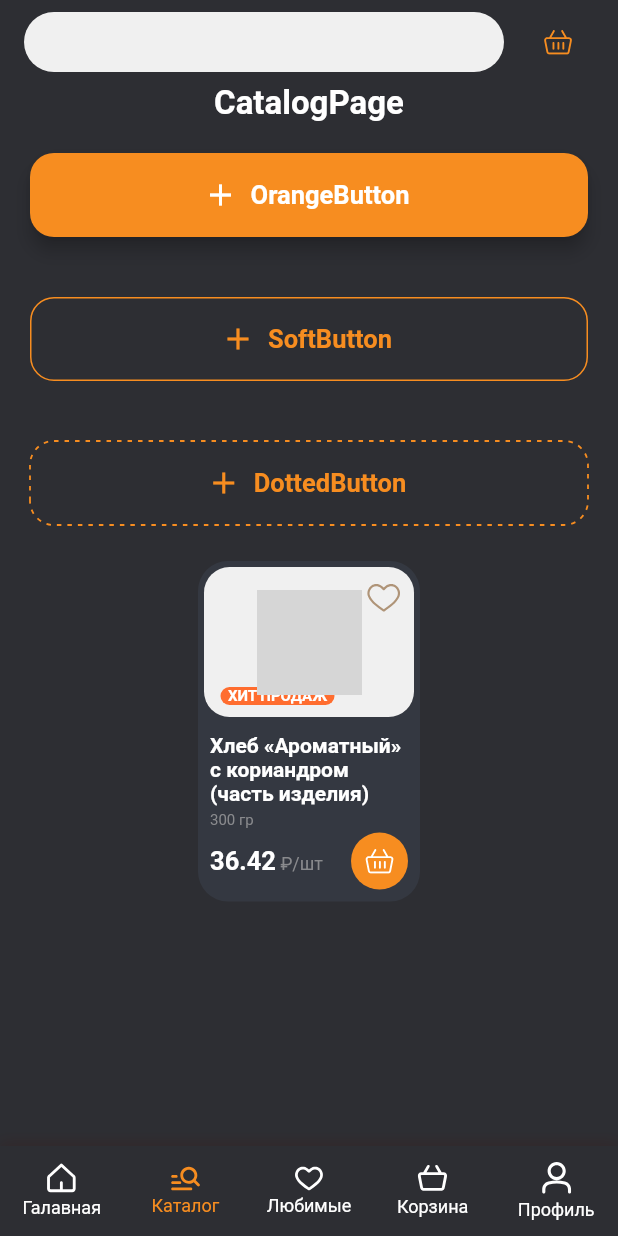
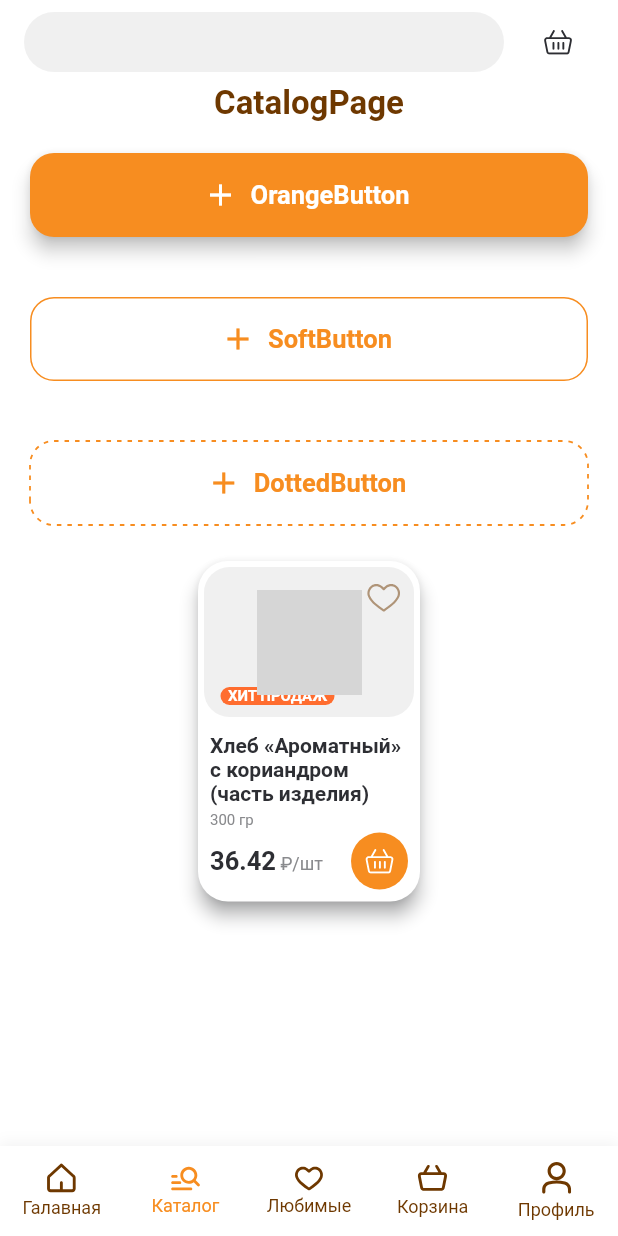
Before and after one commit to ArrGagiev/bread, a Flutter app: the screen it shows after launch, item 2 of the bottom bar chosen, on a phone screen of 412 x 824 dp. Run offline on Flutter 3.47's test engine with Material 3 defaults, Android fonts, the phone set to English and light mode, and no system bars; drawn by our look-alikes of dotted_border, persistent_bottom_nav_bar_v2; our stand-ins replace badges, flutter_svg; Roboto replaces fonts that are missing (IBMPlexSerif); statements that could not run were skipped; project files that could hold a hidden picture were left out; grey boxes are pictures that could not be loaded.

Commit message:
разбил виджет карточки на виджеты для удобства доступа к параметрам

```diff
--- a/lib/core/themes/dark_theme.dart
+++ b/lib/core/themes/dark_theme.dart
@@ -5,6 +5,7 @@ import 'package:flutter/material.dart';
 
 final ThemeData darkTheme = ThemeData(
   useMaterial3: false,
+  primarySwatch: Colors.orange,
   appBarTheme: const AppBarTheme(
     // backgroundColor аппбара
     backgroundColor: AppColors.black,
@@ -15,14 +16,14 @@ final ThemeData darkTheme = ThemeData(
     color: AppColors.black,
     shadowColor: AppColors.darkBottomShadow.withOpacity(0.5),
   ),
-  //! ----------------------------------------
+  //! ---------------------------------------- extensions
   extensions: const <ThemeExtension<dynamic>>[
     AppThemeColors(
       activeIconColor: AppColors.orange,
       inactiveIconColor: AppColors.white,
     ),
   ],
-  //! ----------------------------------------
+  //! ---------------------------------------------------
   // backgroundColor страницы
   scaffoldBackgroundColor: AppColors.black,
   // тема product_card
--- a/lib/core/themes/light_theme.dart
+++ b/lib/core/themes/light_theme.dart
@@ -5,6 +5,7 @@ import 'package:flutter/material.dart';
 
 final ThemeData lightTheme = ThemeData(
   useMaterial3: false,
+  primarySwatch: Colors.orange,
   appBarTheme: const AppBarTheme(
     // backgroundColor аппбара
     backgroundColor: AppColors.white,
@@ -15,14 +16,14 @@ final ThemeData lightTheme = ThemeData(
     color: AppColors.white,
     shadowColor: AppColors.gray.withOpacity(0.1),
   ),
-  //! ----------------------------------------
+  //! ---------------------------------------- extensions
   extensions: const <ThemeExtension<dynamic>>[
     AppThemeColors(
       activeIconColor: AppColors.orange,
       inactiveIconColor: AppColors.brown,
     ),
   ],
-  //! ----------------------------------------
+  //! ---------------------------------------------------
   //backgroundColor страницы
   scaffoldBackgroundColor: AppColors.white,
   // тема product_card
--- a/lib/core/widgets/cards/product_card/product_card.dart
+++ b/lib/core/widgets/cards/product_card/product_card.dart
@@ -1,9 +1,6 @@
-import 'package:bread/core/widgets/cards/product_card/widgets/card_buttons/favourite_button.dart';
-import 'package:bread/core/widgets/cards/product_card/widgets/area/quantity_selection_area.dart';
-import 'package:bread/core/widgets/cards/product_card/widgets/area/price_addbasket_area.dart';
-import 'package:bread/core/widgets/cards/product_card/widgets/area/no_product_area.dart';
-import 'package:bread/core/constants/app_typography.dart';
-import 'package:bread/core/constants/app_colors.dart';
+import 'package:bread/core/widgets/cards/product_card/widgets/card_basic/card_state_area.dart';
+import 'package:bread/core/widgets/cards/product_card/widgets/card_basic/card_image.dart';
+import 'widgets/card_basic/card_description.dart';
 import 'package:flutter/material.dart';
 
 class ProductCard extends StatelessWidget {
@@ -28,94 +25,13 @@ class ProductCard extends StatelessWidget {
             crossAxisAlignment: CrossAxisAlignment.start,
             children: [
               //--------------------------------------------------------------------- image
-              Container(
-                height: 100,
-                margin: const EdgeInsets.all(4),
-                decoration: BoxDecoration(
-                  color: AppColors.lightGray,
-                  borderRadius: BorderRadius.circular(17),
-                ),
-                child: Stack(
-                  fit: StackFit.expand,
-                  alignment: Alignment.center,
-                  children: [
-                    Center(
-                      child: Image.asset(image, height: 70), //todo: image <---
-                    ),
-                    const Positioned(
-                      top: 8,
-                      right: 8,
-                      child: FavouriteButton(), //todo: favourite button <---
-                    ),
-                    Visibility(
-                      visible: isHitOfSales, //todo: hit of sales visible <---
-                      child: Positioned(
-                        bottom: 8,
-                        left: 11,
-                        child: Container(
-                          width: 76,
-                          height: 12,
-                          decoration: const BoxDecoration(
-                            borderRadius: BorderRadius.all(Radius.circular(12)),
-                            color: AppColors.deepOrange,
-                          ),
-                          child: Center(
-                            child: Text(
-                              'ХИТ ПРОДАЖ',
-                              style: AppTypography.bodyXSmall.copyWith(
-                                color: AppColors.white,
-                                fontWeight: FontWeight.bold,
-                              ),
-                            ),
-                          ),
-                        ),
-                      ),
-                    )
-                  ],
-                ),
-              ),
+              ProductCardImage(image: image, isHitOfSales: isHitOfSales),
+              const SizedBox(height: 7),
               //--------------------------------------------------------------------- description
-              const SizedBox(height: 7),
-              Container(
-                margin: const EdgeInsets.symmetric(horizontal: 8),
-                child: Text(
-                  description, //todo: description <---
-                  maxLines: 3,
-                  overflow: TextOverflow.ellipsis,
-                  style: Theme.of(context).textTheme.headlineMedium,
-                ),
-              ),
-              const SizedBox(height: 4),
-              Container(
-                margin: const EdgeInsets.symmetric(horizontal: 8),
-                child: Text(
-                  weight, //todo: weight(вес) <---
-                  maxLines: 1,
-                  overflow: TextOverflow.ellipsis,
-                  style: AppTypography.bodyXSmall.copyWith(color: AppColors.gray),
-                ),
-              ),
+              ProductCardDescription(description: description, weight: weight),
               const Spacer(),
               //--------------------------------------------------------------------- area
-              Container(
-                margin: const EdgeInsets.symmetric(horizontal: 8),
-                child: const Stack(
-                  children: [
-                    Visibility(
-                      visible: true,
-                      child: PriceAddBasketArea(price: '36.42', text: '₽/шт'), //! price <---
-                    ),
-                    Visibility(
-                      visible: false,
-                      child: NoProductArea(), //! no product info <---
-                    ),
-                    Visibility(
-                      visible: false,
-                      child: QuantitySelectionArea(), //! selection button <---
-                    ),
-                  ],
-                ),
-              ),
+              const ProductCardStateArea(),
               const SizedBox(height: 8),
             ],
           ),
--- /dev/null
+++ b/lib/core/widgets/cards/product_card/widgets/card_area/hit_of_sales_area.dart
@@ -0,0 +1,32 @@
+import 'package:bread/core/constants/app_typography.dart';
+import 'package:bread/core/constants/app_colors.dart';
+import 'package:flutter/material.dart';
+
+class HitOfSalesArea extends StatelessWidget {
+  const HitOfSalesArea({super.key, required this.visible});
+  final bool visible;
+
+  @override
+  Widget build(BuildContext context) {
+    return Visibility(
+      visible: visible, //todo: hit of sales visible <---
+      child: Container(
+        width: 76,
+        height: 12,
+        decoration: const BoxDecoration(
+          borderRadius: BorderRadius.all(Radius.circular(12)),
+          color: AppColors.deepOrange,
+        ),
+        child: Center(
+          child: Text(
+            'ХИТ ПРОДАЖ',
+            style: AppTypography.bodyXSmall.copyWith(
+              color: AppColors.white,
+              fontWeight: FontWeight.bold,
+            ),
+          ),
+        ),
+      ),
+    );
+  }
+}
--- a/lib/core/widgets/cards/product_card/widgets/area/price_addbasket_area.dart
+++ b/lib/core/widgets/cards/product_card/widgets/card_area/price_addbasket_area.dart
@@ -1,6 +1,6 @@
+import 'package:bread/core/widgets/cards/product_card/widgets/card_buttons/addbasket_button.dart';
+import 'package:bread/core/constants/app_typography.dart';
 import 'package:bread/core/constants/app_colors.dart';
-import 'package:bread/core/constants/app_typography.dart';
-import 'package:bread/core/widgets/cards/product_card/widgets/card_buttons/addbasket_button.dart';
 import 'package:flutter/material.dart';
 
 class PriceAddBasketArea extends StatelessWidget {
--- a/lib/core/widgets/cards/product_card/widgets/area/quantity_selection_area.dart
+++ b/lib/core/widgets/cards/product_card/widgets/card_area/quantity_selection_area.dart
@@ -1,8 +1,9 @@
+import 'package:bread/core/widgets/cards/product_card/widgets/card_buttons/selection_icon_button.dart';
+import 'package:bread/core/constants/app_typography.dart';
 import 'package:bread/core/constants/app_colors.dart';
-import 'package:bread/core/constants/app_typography.dart';
-import 'package:bread/core/widgets/cards/product_card/widgets/card_buttons/selection_icon_button.dart';
 import 'package:flutter/material.dart';
 
+//todo: область с выбором количества продукта <---
 class QuantitySelectionArea extends StatelessWidget {
   const QuantitySelectionArea({super.key});
 
@@ -25,11 +26,11 @@ class QuantitySelectionArea extends StatelessWidget {
                 mainAxisAlignment: MainAxisAlignment.spaceBetween,
                 children: [
                   SelectionIconButton(
-                    icon: Icons.add,
+                    icon: Icons.add, //! (+)
                     onPressed: () {},
                   ),
                   SelectionIconButton(
-                    icon: Icons.remove,
+                    icon: Icons.remove, //! (-)
                     onPressed: () {},
                   ),
                 ],
--- /dev/null
+++ b/lib/core/widgets/cards/product_card/widgets/card_basic/card_description.dart
@@ -0,0 +1,39 @@
+import 'package:bread/core/constants/app_typography.dart';
+import 'package:bread/core/constants/app_colors.dart';
+import 'package:flutter/material.dart';
+
+class ProductCardDescription extends StatelessWidget {
+  const ProductCardDescription({
+    super.key,
+    required this.description,
+    required this.weight,
+  });
+
+  final String description;
+  final String weight;
+
+  @override
+  Widget build(BuildContext context) {
+    return Container(
+      margin: const EdgeInsets.symmetric(horizontal: 8),
+      child: Column(
+        crossAxisAlignment: CrossAxisAlignment.start,
+        children: [
+          Text(
+            description, //todo: description <---
+            maxLines: 3,
+            overflow: TextOverflow.ellipsis,
+            style: Theme.of(context).textTheme.headlineMedium,
+          ),
+          const SizedBox(height: 4),
+          Text(
+            weight, //todo: weight(вес) <---
+            maxLines: 1,
+            overflow: TextOverflow.ellipsis,
+            style: AppTypography.bodyXSmall.copyWith(color: AppColors.gray),
+          ),
+        ],
+      ),
+    );
+  }
+}
--- /dev/null
+++ b/lib/core/widgets/cards/product_card/widgets/card_basic/card_image.dart
@@ -0,0 +1,45 @@
+import 'package:bread/core/widgets/cards/product_card/widgets/card_buttons/favourite_button.dart';
+import 'package:bread/core/widgets/cards/product_card/widgets/card_area/hit_of_sales_area.dart';
+import 'package:bread/core/constants/app_colors.dart';
+import 'package:flutter/material.dart';
+
+class ProductCardImage extends StatelessWidget {
+  const ProductCardImage({
+    super.key,
+    required this.image,
+    required this.isHitOfSales,
+  });
+  final String image;
+  final bool isHitOfSales;
+
+  @override
+  Widget build(BuildContext context) {
+    return Container(
+      height: 100,
+      margin: const EdgeInsets.all(4),
+      decoration: BoxDecoration(
+        color: AppColors.lightGray,
+        borderRadius: BorderRadius.circular(17),
+      ),
+      child: Stack(
+        fit: StackFit.expand,
+        alignment: Alignment.center,
+        children: [
+          Center(
+            child: Image.asset(image, height: 70), //todo: image <---
+          ),
+          const Positioned(
+            top: 8,
+            right: 8,
+            child: FavouriteButton(), //todo: favourite button <---
+          ),
+          Positioned(
+            bottom: 8,
+            left: 11,
+            child: HitOfSalesArea(visible: isHitOfSales),
+          )
+        ],
+      ),
+    );
+  }
+}
--- /dev/null
+++ b/lib/core/widgets/cards/product_card/widgets/card_basic/card_state_area.dart
@@ -0,0 +1,31 @@
+import 'package:bread/core/widgets/cards/product_card/widgets/card_area/quantity_selection_area.dart';
+import 'package:bread/core/widgets/cards/product_card/widgets/card_area/price_addbasket_area.dart';
+import 'package:bread/core/widgets/cards/product_card/widgets/card_area/no_product_area.dart';
+import 'package:flutter/material.dart';
+
+class ProductCardStateArea extends StatelessWidget {
+  const ProductCardStateArea({super.key});
+
+  @override
+  Widget build(BuildContext context) {
+    return Container(
+      margin: const EdgeInsets.symmetric(horizontal: 8),
+      child: const Stack(
+        children: [
+          Visibility(
+            visible: true,
+            child: PriceAddBasketArea(price: '36.42', text: '₽/шт'), //todo: цена <---
+          ),
+          Visibility(
+            visible: false,
+            child: NoProductArea(), //! нет в наличии <---
+          ),
+          Visibility(
+            visible: false,
+            child: QuantitySelectionArea(), //! выбор количества <---
+          ),
+        ],
+      ),
+    );
+  }
+}
--- a/lib/features/pages/main/widgets/appbar/appbar_search_field.dart
+++ b/lib/features/pages/main/widgets/appbar/appbar_search_field.dart
@@ -13,8 +13,6 @@ class AppBarSearchField extends StatelessWidget {
           FocusManager.instance.primaryFocus?.unfocus();
         },
         cursorColor: AppColors.orange,
-        cursorRadius: const Radius.circular(10),
-        cursorWidth: 2,
         decoration: InputDecoration(
           fillColor: AppColors.lightGray,
           filled: true,
@@ -22,7 +20,7 @@ class AppBarSearchField extends StatelessWidget {
             borderRadius: BorderRadius.circular(40),
             borderSide: BorderSide.none,
           ),
-          contentPadding: const EdgeInsets.only(left: 20),
+          contentPadding: const EdgeInsets.symmetric(horizontal: 20),
         ),
       ),
     );
--- a/lib/main.dart
+++ b/lib/main.dart
@@ -14,7 +14,7 @@ class MyApp extends StatelessWidget {
   Widget build(BuildContext context) {
     return MaterialApp(
       debugShowCheckedModeBanner: false,
-      theme: darkTheme, //todo: app theme <---
+      theme: lightTheme, //todo: app theme <---
       home: const Scaffold(
         // отключает поднятие bottom_bar вверх, при открытии клавиатуры
         resizeToAvoidBottomInset: false,
```
Also changed, not shown: lib/core/widgets/cards/product_card/widgets/card_area/no_product_area.dart (renamed from lib/core/widgets/cards/product_card/widgets/area/no_product_area.dart).
